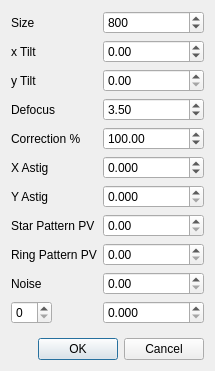
githubdoe/DFTFringe, file simigramdlg.ui: the form before one commit.
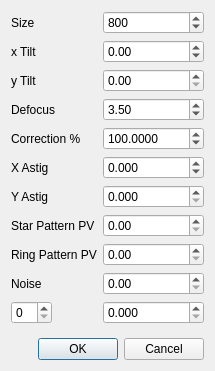
The form after the commit.

Diff of the .ui file:
```diff
--- a/simigramdlg.ui
+++ b/simigramdlg.ui
@@ -18,6 +18,12 @@
     <layout class="QFormLayout" name="formLayout">
      <item row="4" column="1">
       <widget class="QDoubleSpinBox" name="correctionSB">
+       <property name="toolTip">
+        <string>IF desirec conic constant in mirror configuration is 0 then this is the value of the Z8 term.  Otherwise it is the percent of correction.</string>
+       </property>
+       <property name="decimals">
+        <number>4</number>
+       </property>
        <property name="minimum">
         <double>-200.000000000000000</double>
        </property>
```
